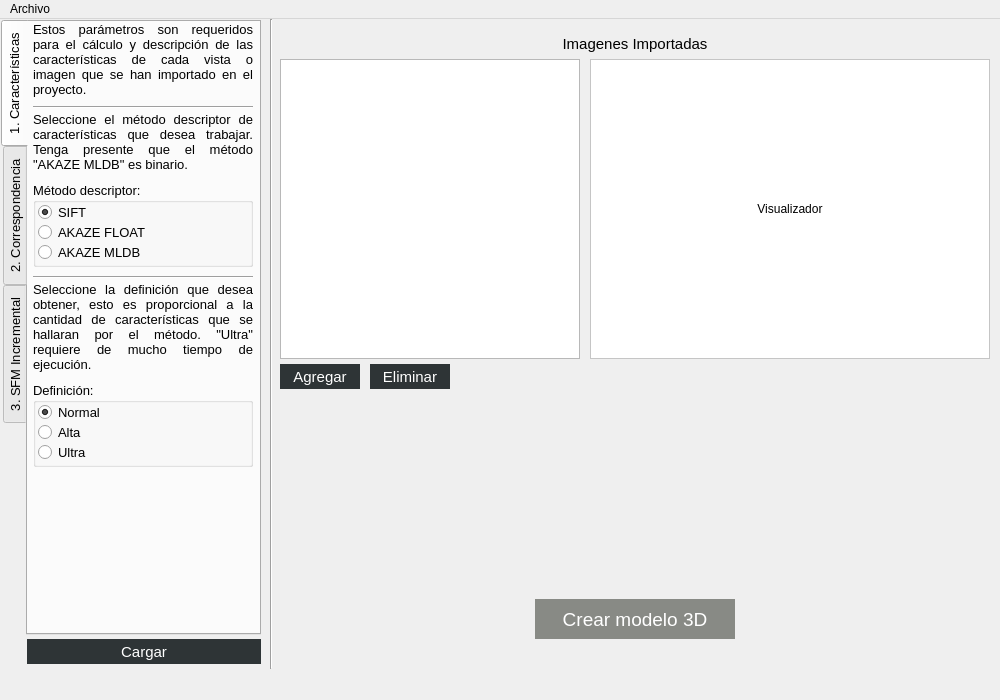
Qt form app.ui (jeffmora/app_reconstruccion3D) before a commit.
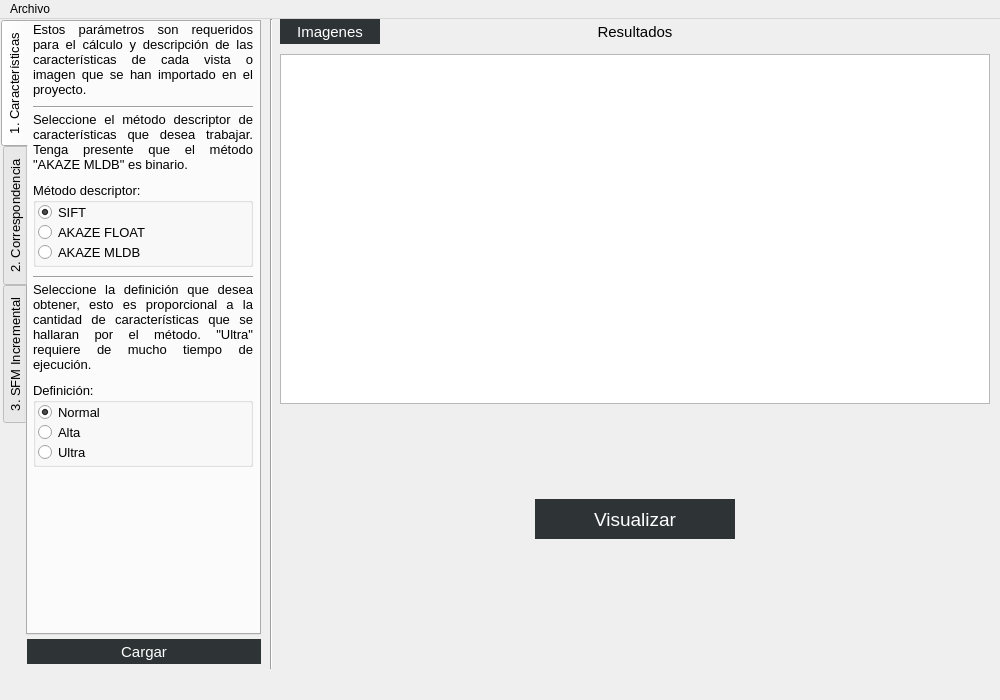
The same form after that commit. The open tabs and pages were chosen to show the change. Icons and pictures are not drawn.

Commit message: Interfaz finalizada: Agragada funcion para visualizar las imagenes por MshLab

What changed in the file:
```diff
--- a/app.ui
+++ b/app.ui
@@ -76,33 +76,6 @@
      </widget>
     </widget>
     <widget class="QWidget" name="pgn_imagenes">
-     <widget class="QPushButton" name="Crear3d">
-      <property name="enabled">
-       <bool>false</bool>
-      </property>
-      <property name="geometry">
-       <rect>
-        <x>535</x>
-        <y>580</y>
-        <width>200</width>
-        <height>40</height>
-       </rect>
-      </property>
-      <property name="font">
-       <font>
-        <pointsize>14</pointsize>
-       </font>
-      </property>
-      <property name="styleSheet">
-       <string notr="true">border-radius: 0px;
-background-color: rgb(136, 138, 133);
-color: rgb(255, 255, 255);
-</string>
-      </property>
-      <property name="text">
-       <string>Crear modelo 3D</string>
-      </property>
-     </widget>
      <widget class="QTabWidget" name="tabConfig">
       <property name="geometry">
        <rect>
@@ -1031,29 +1004,32 @@
       <property name="geometry">
        <rect>
         <x>280</x>
-        <y>10</y>
+        <y>0</y>
         <width>710</width>
-        <height>391</height>
+        <height>650</height>
        </rect>
       </property>
-      <widget class="QWidget" name="page">
+      <property name="currentIndex">
+       <number>0</number>
+      </property>
+      <widget class="QWidget" name="pgn_importadas">
        <widget class="QListWidget" name="listaimg">
         <property name="geometry">
          <rect>
           <x>0</x>
-          <y>30</y>
-          <width>300</width>
-          <height>300</height>
+          <y>35</y>
+          <width>260</width>
+          <height>350</height>
          </rect>
         </property>
        </widget>
        <widget class="QLabel" name="tituloimg">
         <property name="geometry">
          <rect>
-          <x>280</x>
-          <y>5</y>
-          <width>150</width>
-          <height>20</height>
+          <x>260</x>
+          <y>0</y>
+          <width>190</width>
+          <height>25</height>
          </rect>
         </property>
         <property name="font">
@@ -1071,10 +1047,10 @@
        <widget class="QLabel" name="visualimg">
         <property name="geometry">
          <rect>
-          <x>310</x>
-          <y>30</y>
-          <width>400</width>
-          <height>300</height>
+          <x>270</x>
+          <y>35</y>
+          <width>440</width>
+          <height>350</height>
          </rect>
         </property>
         <property name="styleSheet">
@@ -1084,7 +1060,7 @@
          <enum>QFrame::StyledPanel</enum>
         </property>
         <property name="text">
-         <string>Visualizador</string>
+         <string/>
         </property>
         <property name="alignment">
          <set>Qt::AlignCenter</set>
@@ -1094,7 +1070,7 @@
         <property name="geometry">
          <rect>
           <x>0</x>
-          <y>335</y>
+          <y>390</y>
           <width>80</width>
           <height>25</height>
          </rect>
@@ -1118,7 +1094,7 @@
         <property name="geometry">
          <rect>
           <x>90</x>
-          <y>335</y>
+          <y>390</y>
           <width>80</width>
           <height>25</height>
          </rect>
@@ -1138,8 +1114,167 @@
          <string>Eliminar</string>
         </property>
        </widget>
+       <widget class="QPushButton" name="ir_resultados">
+        <property name="geometry">
+         <rect>
+          <x>0</x>
+          <y>0</y>
+          <width>100</width>
+          <height>25</height>
+         </rect>
+        </property>
+        <property name="font">
+         <font>
+          <pointsize>11</pointsize>
+         </font>
+        </property>
+        <property name="styleSheet">
+         <string notr="true">border-radius: 0px;
+background-color: rgb(136, 138, 133);
+color: rgb(255, 255, 255);
+</string>
+        </property>
+        <property name="text">
+         <string>Resultados</string>
+        </property>
+       </widget>
+       <widget class="QProgressBar" name="progressBar">
+        <property name="geometry">
+         <rect>
+          <x>0</x>
+          <y>440</y>
+          <width>710</width>
+          <height>25</height>
+         </rect>
+        </property>
+        <property name="maximum">
+         <number>10</number>
+        </property>
+        <property name="value">
+         <number>0</number>
+        </property>
+        <property name="alignment">
+         <set>Qt::AlignCenter</set>
+        </property>
+        <property name="format">
+         <string>%v/%m</string>
+        </property>
+       </widget>
+       <widget class="QPushButton" name="Crear3d">
+        <property name="enabled">
+         <bool>false</bool>
+        </property>
+        <property name="geometry">
+         <rect>
+          <x>255</x>
+          <y>480</y>
+          <width>200</width>
+          <height>40</height>
+         </rect>
+        </property>
+        <property name="font">
+         <font>
+          <pointsize>14</pointsize>
+         </font>
+        </property>
+        <property name="styleSheet">
+         <string notr="true">border-radius: 0px;
+background-color: rgb(136, 138, 133);
+color: rgb(255, 255, 255);
+</string>
+        </property>
+        <property name="text">
+         <string>Crear modelo 3D</string>
+        </property>
+       </widget>
       </widget>
-      <widget class="QWidget" name="page_2"/>
+      <widget class="QWidget" name="pgn_resultados">
+       <property name="styleSheet">
+        <string notr="true"/>
+       </property>
+       <widget class="QListWidget" name="listares">
+        <property name="geometry">
+         <rect>
+          <x>0</x>
+          <y>35</y>
+          <width>710</width>
+          <height>350</height>
+         </rect>
+        </property>
+       </widget>
+       <widget class="QLabel" name="titulores">
+        <property name="geometry">
+         <rect>
+          <x>280</x>
+          <y>0</y>
+          <width>150</width>
+          <height>25</height>
+         </rect>
+        </property>
+        <property name="font">
+         <font>
+          <pointsize>11</pointsize>
+         </font>
+        </property>
+        <property name="text">
+         <string>Resultados</string>
+        </property>
+        <property name="alignment">
+         <set>Qt::AlignCenter</set>
+        </property>
+       </widget>
+       <widget class="QPushButton" name="ir_importadas">
+        <property name="geometry">
+         <rect>
+          <x>0</x>
+          <y>0</y>
+          <width>100</width>
+          <height>25</height>
+         </rect>
+        </property>
+        <property name="font">
+         <font>
+          <pointsize>11</pointsize>
+         </font>
+        </property>
+        <property name="styleSheet">
+         <string notr="true">border-radius: 0px;
+background-color: rgb(46, 52, 54);
+color: rgb(255, 255, 255);
+</string>
+        </property>
+        <property name="text">
+         <string>Imagenes</string>
+        </property>
+       </widget>
+       <widget class="QPushButton" name="Visualizar">
+        <property name="enabled">
+         <bool>true</bool>
+        </property>
+        <property name="geometry">
+         <rect>
+          <x>255</x>
+          <y>480</y>
+          <width>200</width>
+          <height>40</height>
+         </rect>
+        </property>
+        <property name="font">
+         <font>
+          <pointsize>14</pointsize>
+         </font>
+        </property>
+        <property name="styleSheet">
+         <string notr="true">border-radius: 0px;
+background-color: rgb(46, 52, 54);
+color: rgb(255, 255, 255);
+</string>
+        </property>
+        <property name="text">
+         <string>Visualizar</string>
+        </property>
+       </widget>
+      </widget>
      </widget>
     </widget>
    </widget>
```
Left out of the diff: 2 changed lines with no effect on the pictures. The commit also changes 5 other files.
